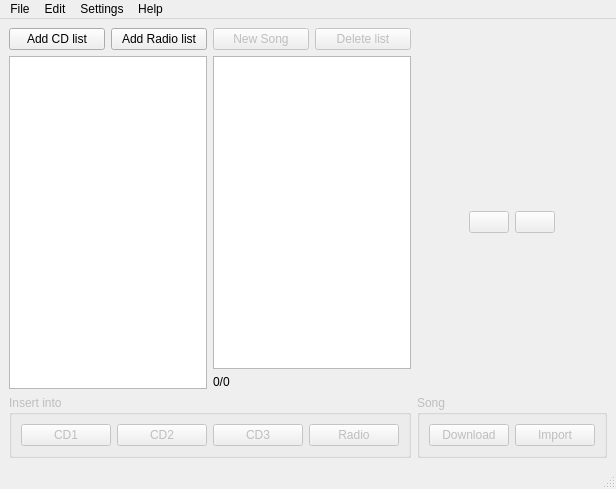
Above: mainwindow.ui from coriscodepage/MWC-MusicManager before the change. Below: the same form after it.
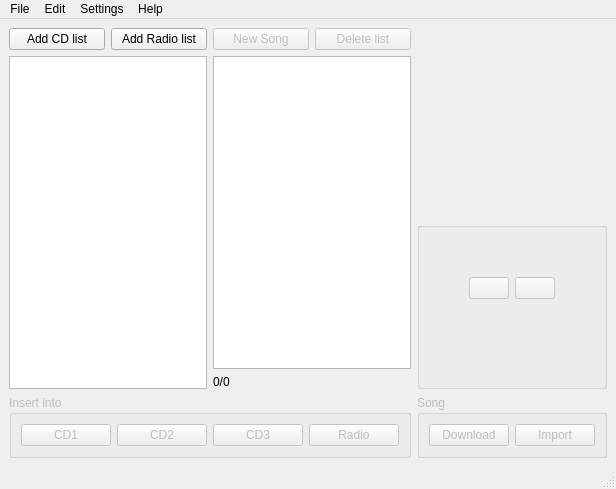
That is the form after the change. Icons and pictures are not drawn. Custom widgets are drawn as their Qt base class.

Commit message: List entry title edit command added

```diff
--- a/mainwindow.ui
+++ b/mainwindow.ui
@@ -178,13 +178,6 @@
             </property>
            </spacer>
           </item>
-          <item>
-           <widget class="QLabel" name="songLabel">
-            <property name="text">
-             <string/>
-            </property>
-           </widget>
-          </item>
           <item>
            <widget class="QLabel" name="songArt">
             <property name="sizePolicy">
@@ -216,6 +209,37 @@
           </item>
          </layout>
         </item>
+       </layout>
+      </item>
+      <item>
+       <widget class="QGroupBox" name="controlBox">
+        <property name="title">
+         <string/>
+        </property>
+        <property name="flat">
+         <bool>false</bool>
+        </property>
+        <layout class="QVBoxLayout" name="verticalLayout_6">
+         <item>
+          <widget class="QLabel" name="songLabel">
+           <property name="text">
+            <string/>
+           </property>
+           <property name="wordWrap">
+            <bool>true</bool>
+           </property>
+          </widget>
+         </item>
+         <item>
+          <widget class="QLabel" name="artistLabel">
+           <property name="text">
+            <string/>
+           </property>
+           <property name="wordWrap">
+            <bool>true</bool>
+           </property>
+          </widget>
+         </item>
         <item>
          <layout class="QHBoxLayout" name="horizontalLayout_11">
           <item>
@@ -275,8 +299,6 @@
           </item>
          </layout>
         </item>
-       </layout>
-      </item>
       <item>
        <spacer name="verticalSpacer">
         <property name="orientation">
@@ -289,6 +311,9 @@
          </size>
         </property>
        </spacer>
+         </item>
+        </layout>
+       </widget>
       </item>
       <item>
        <widget class="QGroupBox" name="downloadControls">
```
Lines whose indentation alone changed are shown as unchanged. The commit also changes 15 other files.
